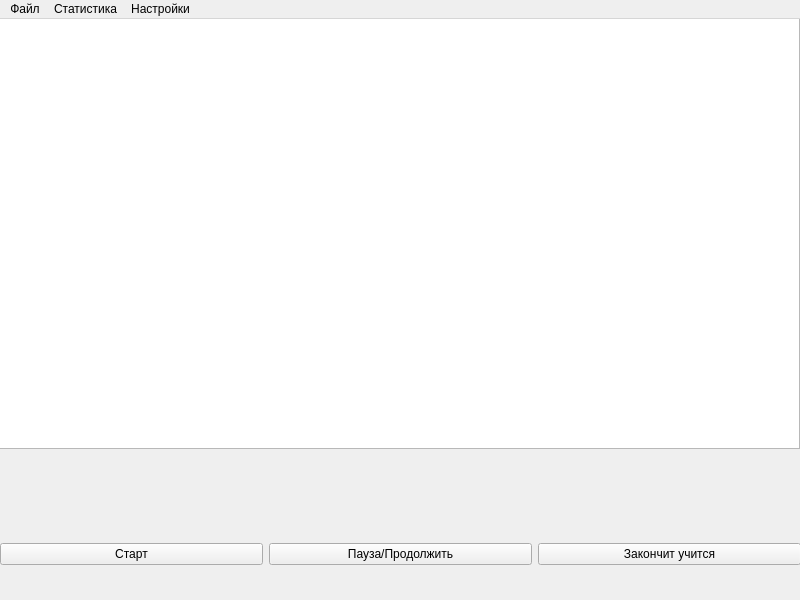
Qt form FocusLog/mainwindow.ui (A92LEKSANDR/FocusLog) before a commit.
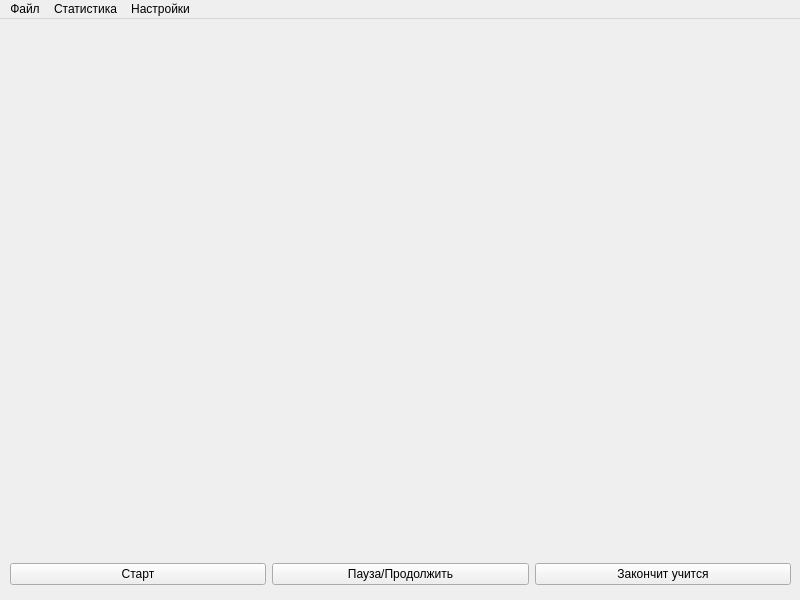
The same form after that commit.

Diff of the .ui file:
```diff
--- a/FocusLog/mainwindow.ui
+++ b/FocusLog/mainwindow.ui
@@ -30,24 +30,20 @@
     <property name="geometry">
      <rect>
       <x>-1</x>
-      <y>-1</y>
+      <y>39</y>
       <width>801</width>
-      <height>431</height>
+      <height>491</height>
      </rect>
     </property>
-    <layout class="QGridLayout" name="gridLayout">
-     <item row="0" column="0">
-      <widget class="QTextEdit" name="textEdit"/>
-     </item>
-    </layout>
+    <layout class="QGridLayout" name="gridLayout"/>
    </widget>
    <widget class="QWidget" name="gridLayoutWidget_2">
     <property name="geometry">
      <rect>
-      <x>0</x>
-      <y>510</y>
-      <width>801</width>
-      <height>51</height>
+      <x>10</x>
+      <y>540</y>
+      <width>781</width>
+      <height>31</height>
      </rect>
     </property>
     <layout class="QGridLayout" name="gridLayout_2">
```
